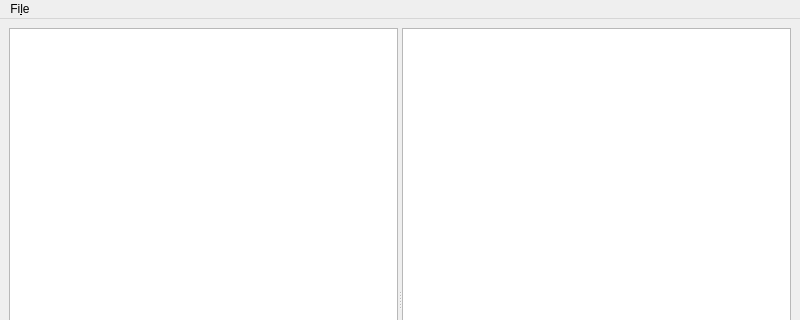
This is kbddisplay.ui in kermitfrog/kbddisplay as Qt 5 draws it before an edit; both pictures show x 0 to 800 and y 0 to 320 of the 800 by 600 pixel window. The edited form follows.
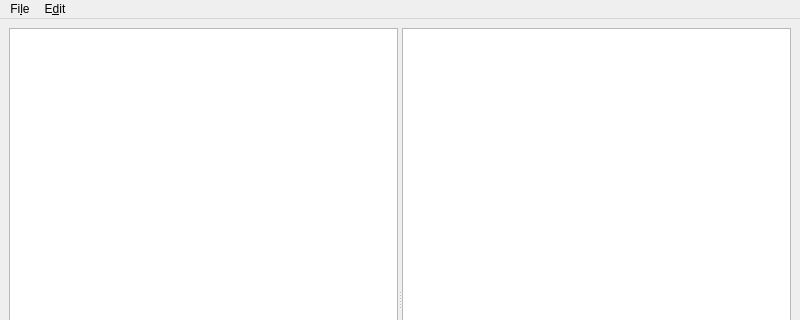
This is the edited form. Custom widgets are drawn as their Qt base class.

Diff of the .ui file:
```diff
--- a/kbddisplay.ui
+++ b/kbddisplay.ui
@@ -41,7 +41,15 @@
     </property>
     <addaction name="actionQuit"/>
    </widget>
+   <widget class="QMenu" name="menuEdit">
+    <property name="title">
+     <string>E&amp;dit</string>
+    </property>
+    <addaction name="actionStyles"/>
+    <addaction name="actionAutomap_current_Layout"/>
+   </widget>
    <addaction name="menuQuit"/>
+   <addaction name="menuEdit"/>
   </widget>
   <widget class="QStatusBar" name="statusbar"/>
   <action name="actionQuit">
```
Left out of the diff: 34 changed lines with no effect on the pictures.
